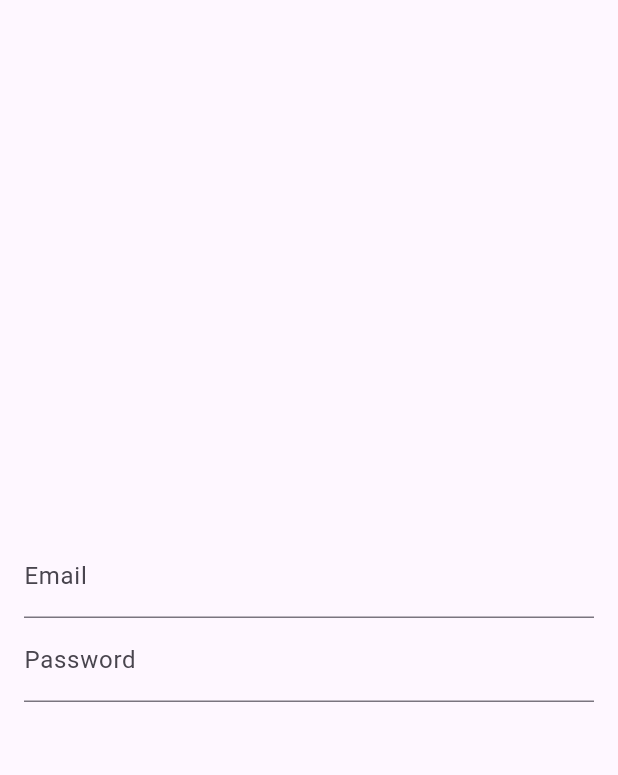
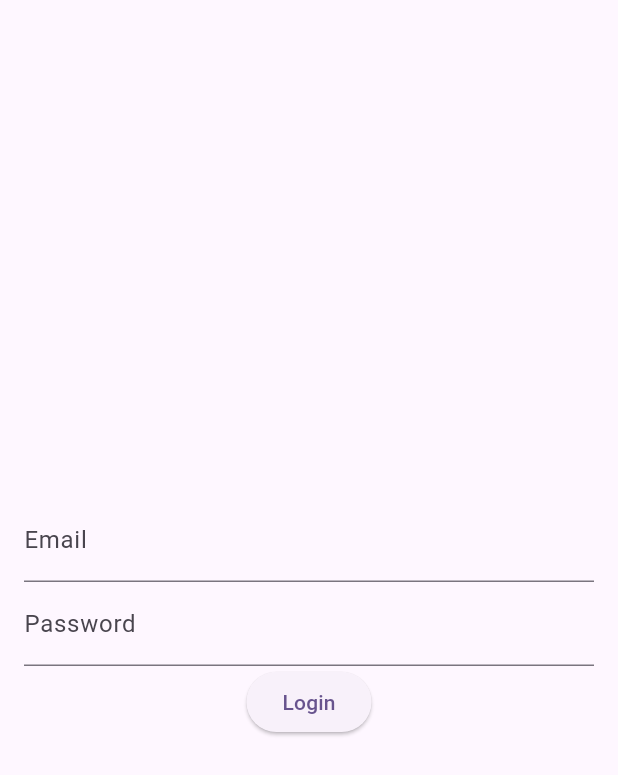
Before and after one commit to Muhammadalif1213/20220140075_act4, a Flutter app: the screen it shows after launch, on a phone screen of 412 x 824 dp. Shown: the top 775 px of the screen. Run offline on Flutter 3.47's test engine with Material 3 defaults, Android fonts, the phone set to English and light mode, and no system bars.

Commit message:
Membuat button untuk login

```diff
--- a/lib/login_page.dart
+++ b/lib/login_page.dart
@@ -36,6 +36,11 @@ class _LoginPageState extends State<LoginPage> {
                   return null;
                 },
               ),
+              ElevatedButton(
+                onPressed: () {
+                },
+                child: Text('Login'),
+              ),
             ],
           ),
         ),
```
